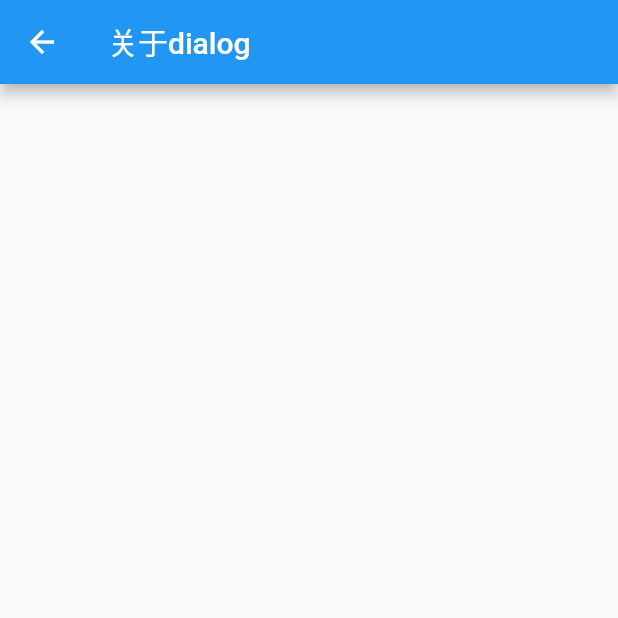
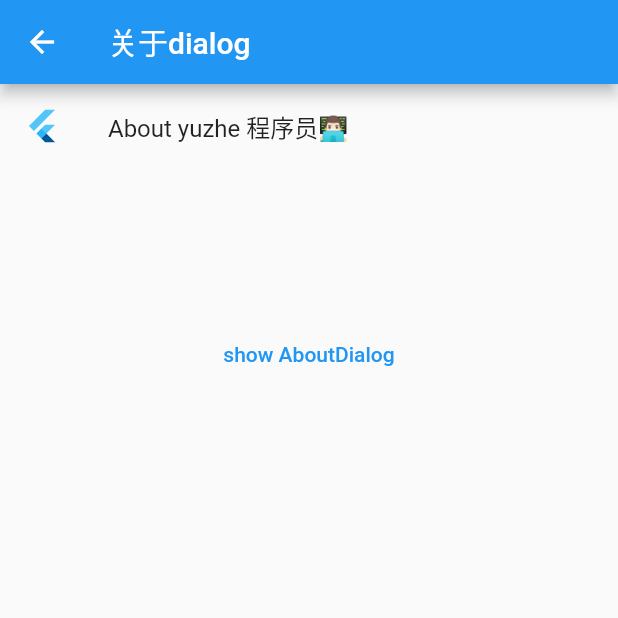
Before and after one commit to hy-liuyuzhe/hy_flutter_simple, a Flutter app: the screen it shows after launch, after a tap on "关于dialog", on a phone screen of 412 x 824 dp, the top half of it. Run offline on Flutter 3.47's test engine with Material 2 defaults, Android fonts, the phone set to English and light mode, and no system bars.

Commit message:
about dialog

```diff
--- a/lib/widget/about_listtile_widget.dart
+++ b/lib/widget/about_listtile_widget.dart
@@ -1,12 +1,45 @@
 import 'package:flutter/material.dart';
+import 'package:hy_flutter_simple/widget/base_stateless_widget.dart';
 
-class AboutListTileWidget extends StatelessWidget {
+///
+/// text不设置style 会使用 defaultStyle， 他是常量对象， 所以全局生效
+///
+/// 显示关于APP信息
+/// AboutListTile
+///   使用ListTitle构建的文本，点击弹showAboutDialog
+/// showAboutDialog->AboutDialog->AlertDialog->Dialog
+///
+///
+class AboutListTileWidget extends BaseStatelessWidget {
   @override
-  Widget build(BuildContext context) {
-    final title = ModalRoute.of(context)?.settings.arguments.toString() ?? "";
-    return Scaffold(
-      appBar: AppBar(title: Text(title)),
-      body: Container(),
+  Widget buildWidget(BuildContext context) {
+    return Container(
+      child: Center(
+        child: Column(
+          children: [
+            AboutListTile(
+              icon: FlutterLogo(),
+              applicationName: "yuzhe 程序员👨🏻‍💻",
+                applicationLegalese: "",
+            ),
+            SizedBox(height: 100),
+            TextButton(
+              onPressed: () {
+                showAboutDialog(
+                    context: context,
+                    applicationIcon: Image.asset(
+                      'static/icon_love.png',
+                      width: 100,
+                      height: 100,
+                    ),
+                    applicationName: "hyApp",
+                    applicationVersion: "1.0.1");
+              },
+              child: Text("show AboutDialog"),
+            ),
+          ],
+        ),
+      ),
     );
   }
 }
--- /dev/null
+++ b/lib/widget/base_stateless_widget.dart
@@ -0,0 +1,16 @@
+import 'package:flutter/material.dart';
+
+abstract class BaseStatelessWidget extends StatelessWidget {
+
+  @override
+  Widget build(BuildContext context) {
+    final title =
+        ModalRoute.of(context)?.settings.arguments.toString() ?? "title";
+    return Scaffold(
+      appBar: AppBar(title: Text(title)),
+      body: buildWidget(context),
+    );
+  }
+
+  Widget buildWidget(BuildContext context);
+}
--- a/pubspec.yaml
+++ b/pubspec.yaml
@@ -45,8 +45,8 @@ flutter:
   uses-material-design: true
 
   # To add assets to your application, add an assets section, like this:
-  # assets:
-  #   - images/a_dot_burr.jpeg
+  assets:
+    - static/
   #   - images/a_dot_ham.jpeg
 
   # An image asset can refer to one or more resolution-specific "variants", see
```
Also changed, not shown: static/icon_love.png (added).
